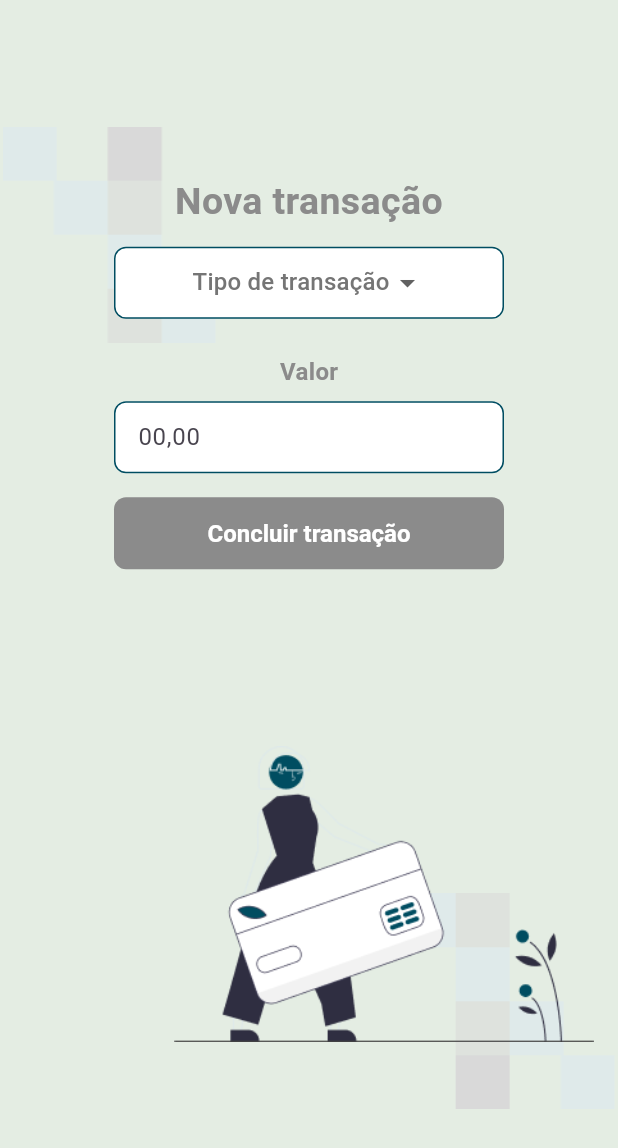
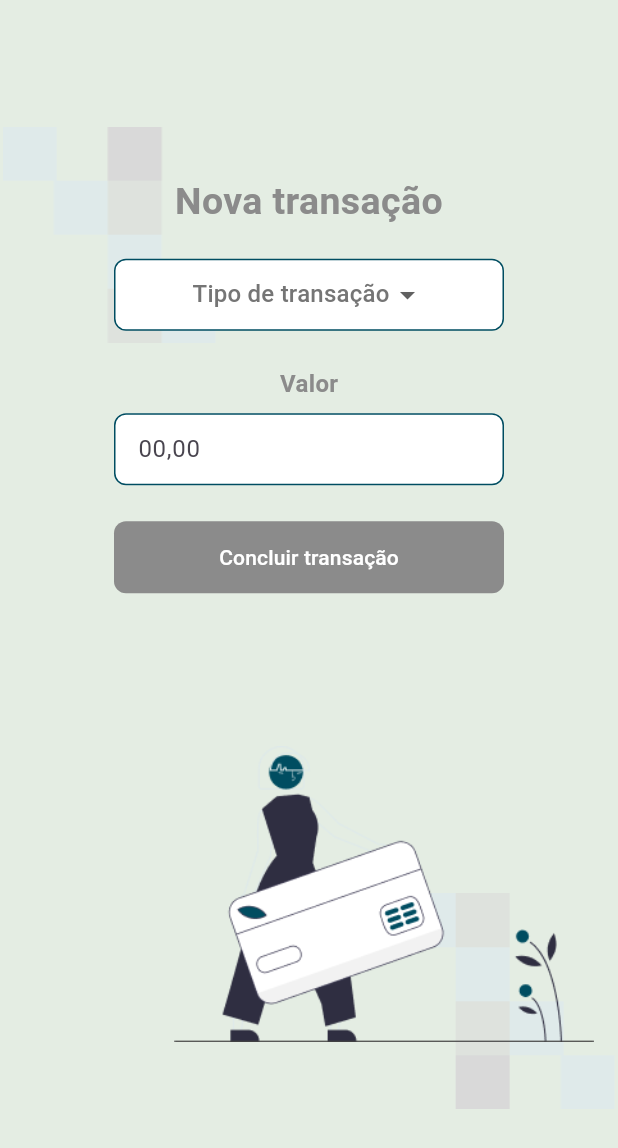
Before and after one commit to gioniemeyer/flutter_byte_bank, a Flutter app: the TransactionsPage screen opened directly, on a phone screen of 412 x 824 dp. Shown: the top 1148 px of the screen. Run offline on Flutter 3.47's test engine with Material 3 defaults, Android fonts, the phone set to English and light mode, and no system bars; our stand-ins replace firebase_auth, firebase_core; accounts and stored records are empty.

Commit message:
fix: correção do modal de edição

```diff
--- a/lib/components/central_box.dart
+++ b/lib/components/central_box.dart
@@ -27,8 +27,8 @@ class CentralBox extends StatelessWidget {
 
     return Padding(
       padding: const EdgeInsets.symmetric(horizontal: lateralPadding),
-      child: Align(
-        alignment: Alignment.topCenter,
+      child: ConstrainedBox(
+        constraints: const BoxConstraints(minWidth: double.infinity),
         child: Container(
           margin: const EdgeInsets.only(top: topOffset, bottom: 12),
           padding: const EdgeInsets.all(12),
--- a/lib/components/content_body.dart
+++ b/lib/components/content_body.dart
@@ -17,9 +17,7 @@ class ContentBody extends StatelessWidget {
 
   @override
   Widget build(BuildContext context) {
-    return ChangeNotifierProvider(
-      create: (_) => TransactionController(),
-      child: LayoutBuilder(
+    return LayoutBuilder(
       builder: (context, constraints) {
         // Largura disponível e altura disponível do body
         final maxWidth = constraints.maxWidth;
@@ -46,7 +44,6 @@ class ContentBody extends StatelessWidget {
           ),
         );
       },
-      ),
     );
   }
 }
--- a/lib/statement/statement.dart
+++ b/lib/statement/statement.dart
@@ -1,7 +1,6 @@
 import 'package:flutter/material.dart';
 import 'package:intl/intl.dart';
 import 'package:provider/provider.dart';
-
 import 'package:mobile_byte_bank/theme/colors.dart';
 import 'package:mobile_byte_bank/transactions/transaction_controller.dart';
 import 'package:mobile_byte_bank/transactions/transaction_form.dart';
--- a/lib/statement/statement_item.dart
+++ b/lib/statement/statement_item.dart
@@ -57,8 +57,6 @@ class StatementItem extends StatelessWidget {
     return GestureDetector(
       onTap: isClickable ? onClick : null,
       child: Container(
-        width: 240,
-        height: 76, // reduzido de 78 para 76
         margin: const EdgeInsets.all(8),
         padding: const EdgeInsets.symmetric(horizontal: 8, vertical: 4),
         clipBehavior: Clip.hardEdge, // evita overflow visual no web
@@ -105,7 +103,7 @@ class StatementItem extends StatelessWidget {
                 Text(
                   _dateBR(date),
                   maxLines: 1,
-                  overflow: TextOverflow.clip,
+                  overflow: TextOverflow.ellipsis,
                   style: const TextStyle(
                     fontWeight: FontWeight.w400,
                     fontSize: 13,
--- a/lib/transactions/transaction_form.dart
+++ b/lib/transactions/transaction_form.dart
@@ -13,7 +13,7 @@ class TransactionForm extends StatefulWidget {
 }
 
 class _TransactionFormState extends State<TransactionForm> {
-  String? type; // 'd' | 't'
+  String? type;
   final TextEditingController valueController = TextEditingController();
   String? error;
 
@@ -26,12 +26,11 @@ class _TransactionFormState extends State<TransactionForm> {
   void _hydrateFromEditing() {
     final controller = context.read<TransactionController>();
     final tx = controller.editingTransaction;
+
     if (controller.editingId != null && tx != null && tx.id.isNotEmpty) {
       setState(() {
         type = tx.type == 'Depósito' ? 'd' : 't';
-        valueController.text = tx.value
-            .toStringAsFixed(2)
-            .replaceAll('.', ','); // "00,00"
+        valueController.text = tx.value.toStringAsFixed(2).replaceAll('.', ',');
         error = null;
       });
     } else {
@@ -44,7 +43,6 @@ class _TransactionFormState extends State<TransactionForm> {
   }
 
   void _onValueChanged(String input) {
-    // Permite 12, 12,3, 12,34
     final regex = RegExp(r'^\d*(,?\d{0,2})?$');
     if (regex.hasMatch(input)) {
       setState(() {
@@ -65,16 +63,16 @@ class _TransactionFormState extends State<TransactionForm> {
     final typeValue = type;
 
     final valueRegex = RegExp(r'^\d+,\d{2}$');
+
     if (typeValue == null || typeValue.isEmpty) {
       setState(() => error = 'Selecione o tipo de transação');
       return;
     }
+
     if (!valueRegex.hasMatch(value)) {
       setState(() => error = 'Informe o valor no formato 00,00');
       return;
     }
-
-    setState(() => error = null);
 
     final parsed = double.parse(value.replaceAll(',', '.'));
     final typeLabel = typeValue == 'd' ? 'Depósito' : 'Transferência';
@@ -87,7 +85,6 @@ class _TransactionFormState extends State<TransactionForm> {
       controller.addTransaction(type: typeLabel, value: parsed);
     }
 
-    // Limpa
     setState(() {
       type = null;
       valueController.text = '';
@@ -100,13 +97,25 @@ class _TransactionFormState extends State<TransactionForm> {
     final controller = context.watch<TransactionController>();
     final editingId = controller.editingId;
 
-    // Padroniza a largura de todos os campos/botões
-    final double fieldWidth = 260;
+    final double maxHeight = MediaQuery.of(context).size.height * 0.7;
+    const double fieldWidth = 260;
 
-    return Padding(
-      padding: const EdgeInsets.only(top: 12, left: 24, right: 24),
+    return SafeArea(
+      child: SingleChildScrollView(
+        padding: EdgeInsets.only(
+          bottom: MediaQuery.of(context).viewInsets.bottom + 20,
+          top: 20,
+          left: 24,
+          right: 24,
+        ),
+        child: ConstrainedBox(
+          constraints: BoxConstraints(maxHeight: maxHeight),
           child: Column(
-        crossAxisAlignment: CrossAxisAlignment.center,
+            mainAxisSize: MainAxisSize.min,
+            children: [
+              Center(
+                child: Column(
+                  mainAxisSize: MainAxisSize.min,
                   children: [
                     // Dropdown tipo
                     Container(
@@ -115,7 +124,10 @@ class _TransactionFormState extends State<TransactionForm> {
                       decoration: BoxDecoration(
                         color: AppColors.primaryText,
                         borderRadius: BorderRadius.circular(8),
-              border: Border.all(color: AppColors.primaryColor, width: 1),
+                        border: Border.all(
+                          color: AppColors.primaryColor,
+                          width: 1,
+                        ),
                       ),
                       padding: const EdgeInsets.symmetric(horizontal: 12),
                       alignment: Alignment.center,
@@ -127,8 +139,14 @@ class _TransactionFormState extends State<TransactionForm> {
                             style: TextStyle(color: Colors.grey[600]),
                           ),
                           items: const [
-                  DropdownMenuItem(value: 'd', child: Text('Depósito')),
-                  DropdownMenuItem(value: 't', child: Text('Transferência')),
+                            DropdownMenuItem(
+                              value: 'd',
+                              child: Text('Depósito'),
+                            ),
+                            DropdownMenuItem(
+                              value: 't',
+                              child: Text('Transferência'),
+                            ),
                           ],
                           onChanged: (val) => setState(() => type = val),
                         ),
@@ -146,7 +164,7 @@ class _TransactionFormState extends State<TransactionForm> {
                     ),
                     const SizedBox(height: 8),
 
-          // Campo valor (mesma largura do dropdown)
+                    // Campo valor
                     SizedBox(
                       width: fieldWidth,
                       height: 48,
@@ -155,7 +173,9 @@ class _TransactionFormState extends State<TransactionForm> {
                         keyboardType: TextInputType.number,
                         decoration: InputDecoration(
                           hintText: '00,00',
-                contentPadding: const EdgeInsets.symmetric(horizontal: 12),
+                          contentPadding: const EdgeInsets.symmetric(
+                            horizontal: 12,
+                          ),
                           filled: true,
                           fillColor: AppColors.primaryText,
                           border: OutlineInputBorder(
@@ -180,23 +200,24 @@ class _TransactionFormState extends State<TransactionForm> {
                             ),
                           ),
                           helperText: error,
-                helperStyle: const TextStyle(color: Colors.red, fontSize: 12),
+                          helperStyle: const TextStyle(
+                            color: Colors.red,
+                            fontSize: 12,
+                          ),
                         ),
                         onChanged: _onValueChanged,
                       ),
                     ),
 
-          const SizedBox(height: 16),
+                    const SizedBox(height: 24),
 
-          // Botões (mesma largura)
-          Row(
-            mainAxisAlignment: MainAxisAlignment.center,
-            children: [
+                    // Botões
                     SizedBox(
                       width: fieldWidth,
                       height: 48,
                       child: ElevatedButton(
-                  onPressed: (type == null || valueController.text.isEmpty)
+                        onPressed:
+                            (type == null || valueController.text.isEmpty)
                             ? null
                             : _submit,
                         style: ElevatedButton.styleFrom(
@@ -205,23 +226,19 @@ class _TransactionFormState extends State<TransactionForm> {
                           shape: RoundedRectangleBorder(
                             borderRadius: BorderRadius.circular(8),
                           ),
-                    // Desabilitado com exactly thirdText
                           disabledBackgroundColor: AppColors.thirdText,
                           disabledForegroundColor: AppColors.primaryText,
-                    textStyle: const TextStyle(
-                      fontWeight: FontWeight.w600,
-                      fontSize: 16,
-                    ),
                         ),
                         child: Text(
-                    editingId != null ? 'Salvar edição' : 'Concluir transação',
+                          editingId != null
+                              ? 'Salvar edição'
+                              : 'Concluir transação',
                         ),
                       ),
                     ),
 
-              if (editingId != null) const SizedBox(width: 8),
-
-              if (editingId != null)
+                    if (editingId != null) ...[
+                      const SizedBox(height: 8),
                       SizedBox(
                         width: fieldWidth,
                         height: 48,
@@ -239,17 +256,17 @@ class _TransactionFormState extends State<TransactionForm> {
                             shape: RoundedRectangleBorder(
                               borderRadius: BorderRadius.circular(8),
                             ),
-                      textStyle: const TextStyle(
-                        fontWeight: FontWeight.w600,
-                        fontSize: 16,
-                      ),
                           ),
                           child: const Text('Cancelar'),
                         ),
                       ),
                     ],
+                  ],
+                ),
               ),
             ],
+          ),
+        ),
       ),
     );
   }
```
Also changed, not shown: lib/main.dart (+9 -1 lines). Lines whose indentation alone changed are shown as unchanged.
